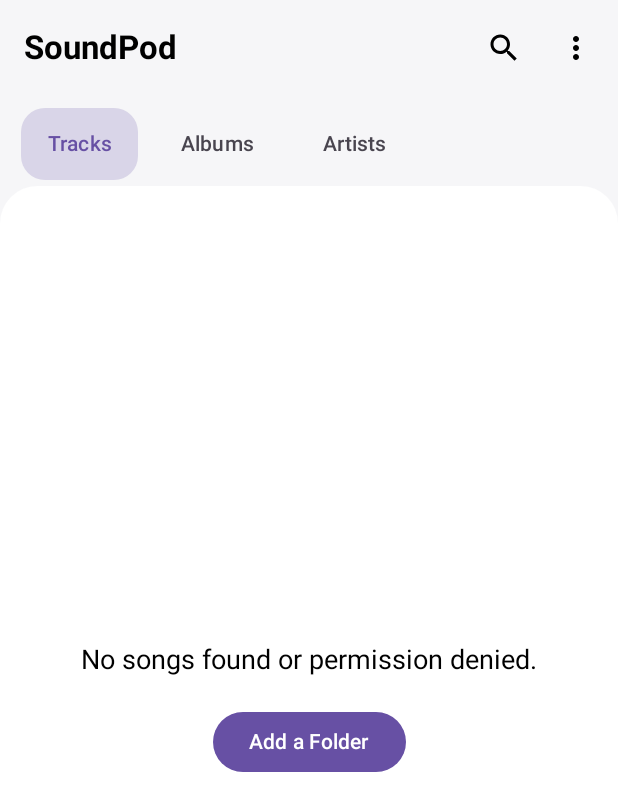
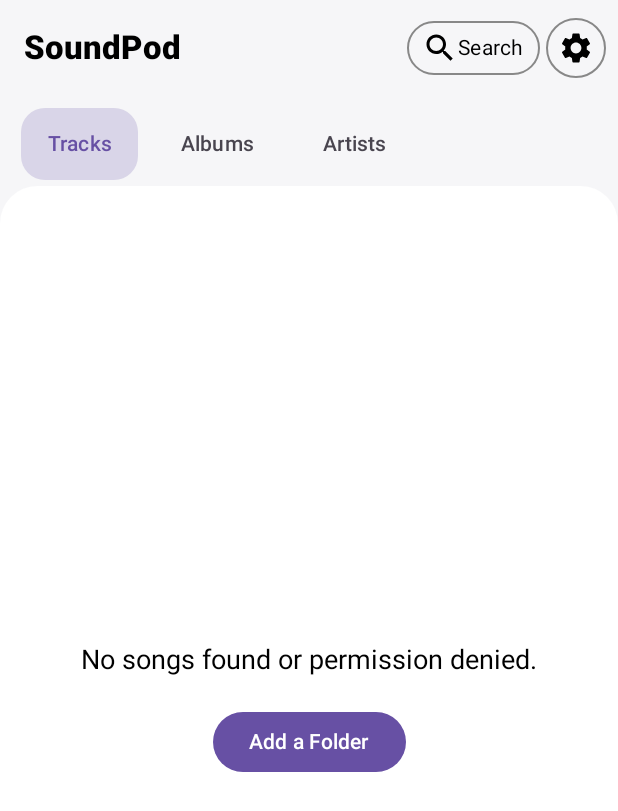
Before and after one commit to arunnechully/SoundPod, an Android app built with Jetpack Compose: the screen it shows after launch (MainActivity), on a phone screen of 412 x 824 dp. Shown: the top 811 px of the screen. Run offline under Robolectric (Android 15) with nearby library versions, the phone set to English and light mode, and no system bars; 4 statements that could not run were skipped.

Commit message:
v1.0.0 ui improvements

```diff
--- a/app/src/main/java/com/soundpod/music/navigation/Navigation.kt
+++ b/app/src/main/java/com/soundpod/music/navigation/Navigation.kt
@@ -54,7 +54,9 @@ fun MainNavigation(
         }
 
         composable("settings") {
-            SettingsScreen()
+            SettingsScreen(
+                onBackClick = { navController.popBackStack() }
+            )
         }
     }
 }
--- a/app/src/main/java/com/soundpod/music/ui/components/TopBar.kt
+++ b/app/src/main/java/com/soundpod/music/ui/components/TopBar.kt
@@ -1,25 +1,33 @@
 package com.soundpod.music.ui.components
 
+import androidx.compose.foundation.BorderStroke
 import androidx.compose.foundation.isSystemInDarkTheme
+import androidx.compose.foundation.layout.PaddingValues
+import androidx.compose.foundation.layout.height
+import androidx.compose.foundation.shape.RoundedCornerShape
 import androidx.compose.material.icons.Icons
-import androidx.compose.material.icons.filled.MoreVert
 import androidx.compose.material.icons.filled.Search
+import androidx.compose.material.icons.filled.Settings
 import androidx.compose.material3.ExperimentalMaterial3Api
 import androidx.compose.material3.Icon
-import androidx.compose.material3.IconButton
+import androidx.compose.material3.MaterialTheme
+import androidx.compose.material3.OutlinedButton
+import androidx.compose.material3.OutlinedIconButton
 import androidx.compose.material3.Text
 import androidx.compose.material3.TopAppBar
 import androidx.compose.material3.TopAppBarDefaults
 import androidx.compose.runtime.Composable
+import androidx.compose.ui.Modifier
 import androidx.compose.ui.graphics.Color
 import androidx.compose.ui.text.font.FontWeight
+import androidx.compose.ui.unit.dp
 import androidx.compose.ui.unit.sp
 
 @OptIn(ExperimentalMaterial3Api::class)
 @Composable
 fun TopBar(
     onSearch: () -> Unit,
-    onMore: () -> Unit
+    onSettingsClick: () -> Unit
 ) {
     val isDarkTheme = isSystemInDarkTheme()
     val iconColor = if (isDarkTheme) Color.White else Color.Black
@@ -30,25 +38,38 @@ fun TopBar(
             Text(
                 text = "SoundPod",
                 fontSize = 22.sp,
-                fontWeight = FontWeight.Bold
+                fontWeight = FontWeight.ExtraBold
             )
         },
         actions = {
-            IconButton(
-                onClick = onSearch
+            OutlinedButton(
+                onClick = onSearch,
+                shape = RoundedCornerShape(60), // pill shape
+                border = BorderStroke(1.dp, Color.Gray),
+                contentPadding = PaddingValues(horizontal = 10.dp, vertical = 4.dp),
+                modifier = Modifier
+                    .height(36.dp)
             ) {
                 Icon(
                     imageVector = Icons.Default.Search,
                     contentDescription = "Search",
                     tint = iconColor
                 )
+
+                Text(
+                    text = "Search",
+                    color = iconColor,
+                    style = MaterialTheme.typography.bodyMedium
+                )
             }
-            IconButton(
-                onClick = onMore
+
+            OutlinedIconButton(
+                onClick = onSettingsClick,
+                border = BorderStroke(1.dp, Color.Gray)
             ) {
                 Icon(
-                    imageVector = Icons.Default.MoreVert,
-                    contentDescription = "More",
+                    imageVector = Icons.Default.Settings,
+                    contentDescription = "Settings",
                     tint = iconColor
                 )
             }
--- a/app/src/main/java/com/soundpod/music/ui/screens/HomeScreen.kt
+++ b/app/src/main/java/com/soundpod/music/ui/screens/HomeScreen.kt
@@ -36,7 +36,7 @@ fun HomeScreen(
     ) {
         TopBar(
             onSearch = { navController.navigate("search") },
-            onMore = {}
+            onSettingsClick = { navController.navigate("settings") }
         )
 
         Spacer(modifier = Modifier.padding(vertical = 2.dp))
```
Also changed, not shown: app/src/main/java/com/soundpod/music/ui/screens/SettingsScreen.kt (+132 -2 lines).
